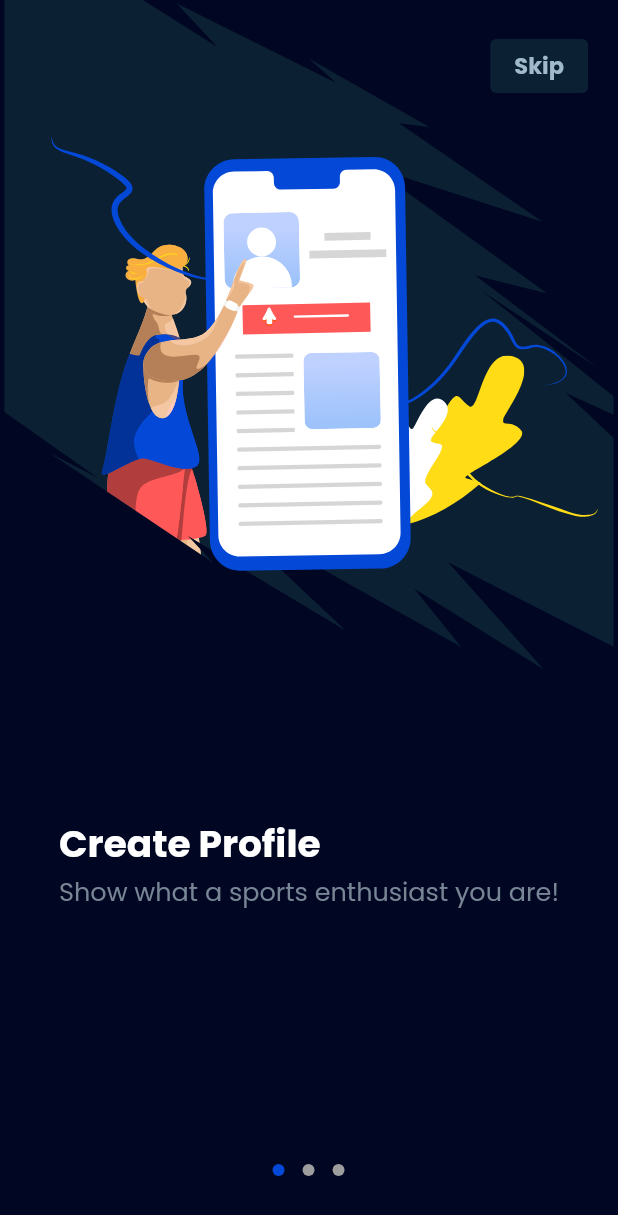
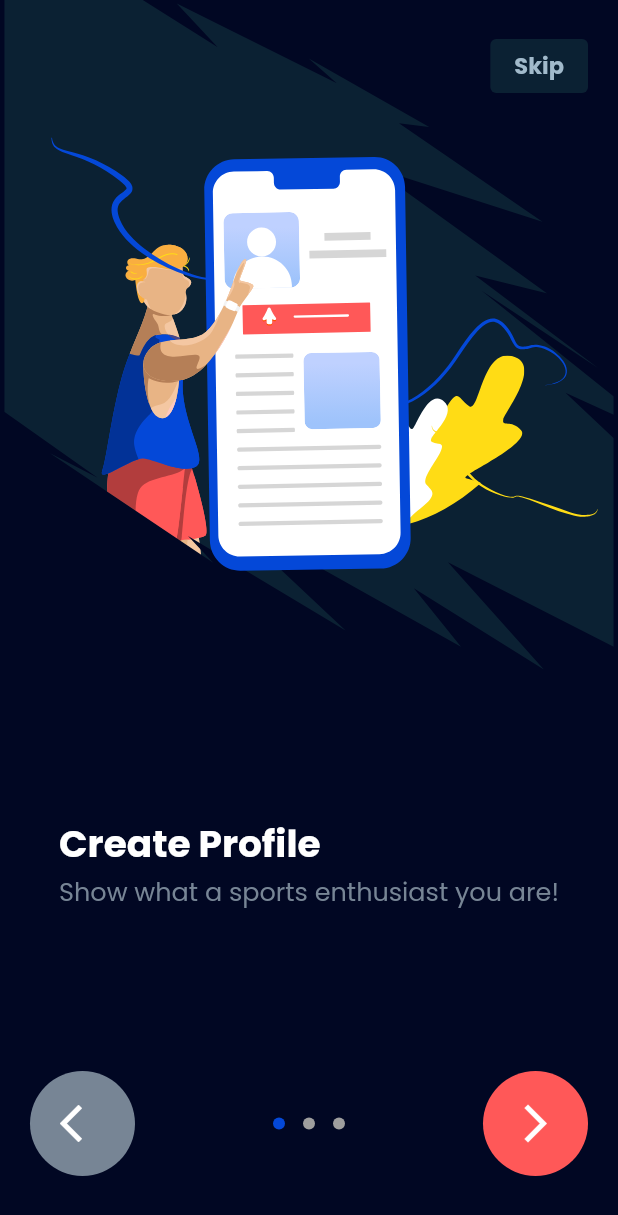
Before and after one commit to achiit/CustomIntroScreen, a Flutter app: the screen it shows after launch, on a phone screen of 412 x 824 dp. Shown: the top 1215 px of the screen. Run offline on Flutter 3.47's test engine with Material 2 defaults, Android fonts, the light colour scheme and no system bars; drawn by our look-alikes of smooth_page_indicator; our stand-ins replace flutter_hooks, flutter_svg, google_fonts.

Commit message:
added back and next button

```diff
--- a/lib/MVVM/views/onboarding_screen.dart
+++ b/lib/MVVM/views/onboarding_screen.dart
@@ -67,10 +67,38 @@ class OnboardingScreen extends StatelessWidget {
               bottom: 40.0, // Adjust the bottom position
               left: 0,
               right: 0,
-              child: FractionallySizedBox(
-                widthFactor: 0.118, // Adjust the width factor as needed
-                alignment: Alignment.center,
-                child: SmoothPageIndicator(
+              child: Padding(
+                padding: const EdgeInsets.symmetric(horizontal: 20.0),
+                child: Row(
+                  mainAxisAlignment: MainAxisAlignment.spaceBetween,
+                  children: [
+                    ElevatedButton(
+                      style: ElevatedButton.styleFrom(
+                        fixedSize: Size(70, 70),
+                        shape: RoundedRectangleBorder(
+                          borderRadius: BorderRadius.circular(36),
+                        ),
+                        elevation: 0,
+                        backgroundColor: Color(0xff778595),
+                        shadowColor: Colors.transparent,
+                      ),
+                      onPressed: () {
+                        // Navigate to the previous page with animation
+                        if (viewModel.currentIndex > 0) {
+                          viewModel.pageController.animateToPage(
+                            viewModel.currentIndex - 1,
+                            duration: Duration(milliseconds: 500),
+                            curve: Curves.easeInOut,
+                          );
+                        }
+                      },
+                      child: Icon(
+                        Icons.arrow_back_ios,
+                        color: Colors.white,
+                        size: 30,
+                      ),
+                    ),
+                    SmoothPageIndicator(
                       controller: viewModel.pageController,
                       count: onboardingData.length,
                       effect: WormEffect(
@@ -81,6 +109,35 @@ class OnboardingScreen extends StatelessWidget {
                         spacing: 12,
                       ),
                     ),
+                    ElevatedButton(
+                      style: ElevatedButton.styleFrom(
+                        fixedSize: Size(70, 70),
+                        shape: RoundedRectangleBorder(
+                          borderRadius: BorderRadius.circular(36),
+                        ),
+                        elevation: 0,
+                        backgroundColor: Color(0xffFF5858),
+                        shadowColor: Colors.transparent,
+                      ),
+                      onPressed: () {
+                        // Navigate to the next page with animation
+                        if (viewModel.currentIndex <
+                            onboardingData.length - 1) {
+                          viewModel.pageController.animateToPage(
+                            viewModel.currentIndex + 1,
+                            duration: Duration(milliseconds: 500),
+                            curve: Curves.easeInOut,
+                          );
+                        }
+                      },
+                      child: Icon(
+                        Icons.arrow_forward_ios,
+                        color: Colors.white,
+                        size: 30,
+                      ),
+                    ),
+                  ],
+                ),
               ),
             ),
           ],
```
Lines whose indentation alone changed are shown as unchanged.
